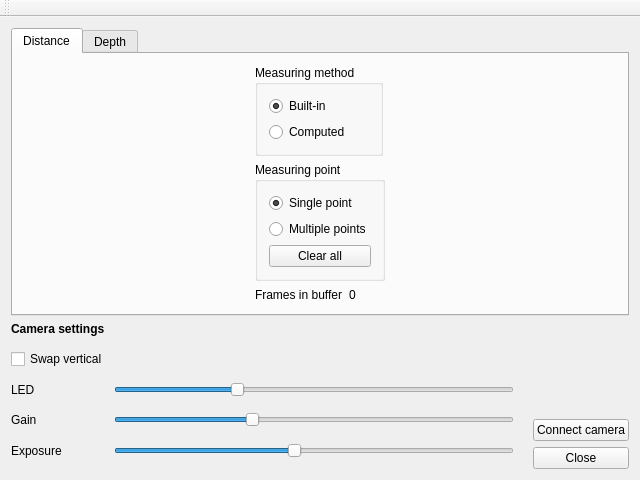
First picture: the form in mainwindow.ui, repository mlykotom/camera-distance, before the edit.
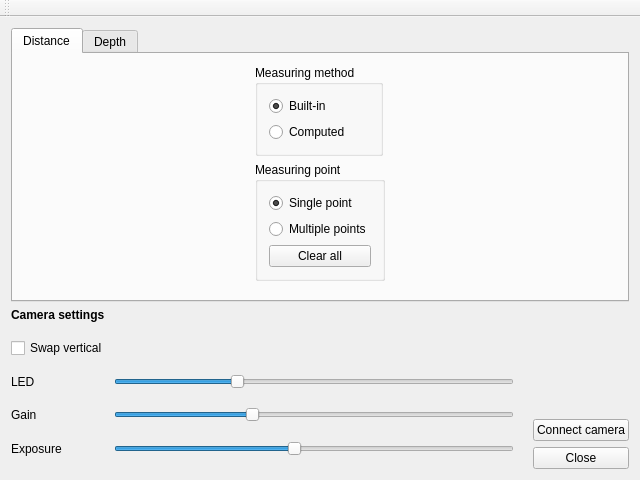
Second picture: the form after the edit.

The edit to the form file:
```diff
--- a/mainwindow.ui
+++ b/mainwindow.ui
@@ -74,24 +74,6 @@
         <item row="0" column="0" rowspan="3">
          <layout class="QGridLayout" name="glDistanceLayout" columnstretch="0"/>
         </item>
-        <item row="2" column="1">
-         <layout class="QHBoxLayout" name="horizontalLayout_2">
-          <item>
-           <widget class="QLabel" name="label_2">
-            <property name="text">
-             <string>Frames in buffer</string>
-            </property>
-           </widget>
-          </item>
-          <item>
-           <widget class="QLabel" name="frames_count_val">
-            <property name="text">
-             <string>0</string>
-            </property>
-           </widget>
-          </item>
-         </layout>
-        </item>
         <item row="0" column="1">
          <widget class="QGroupBox" name="groupBox_2">
           <property name="sizePolicy">
```
